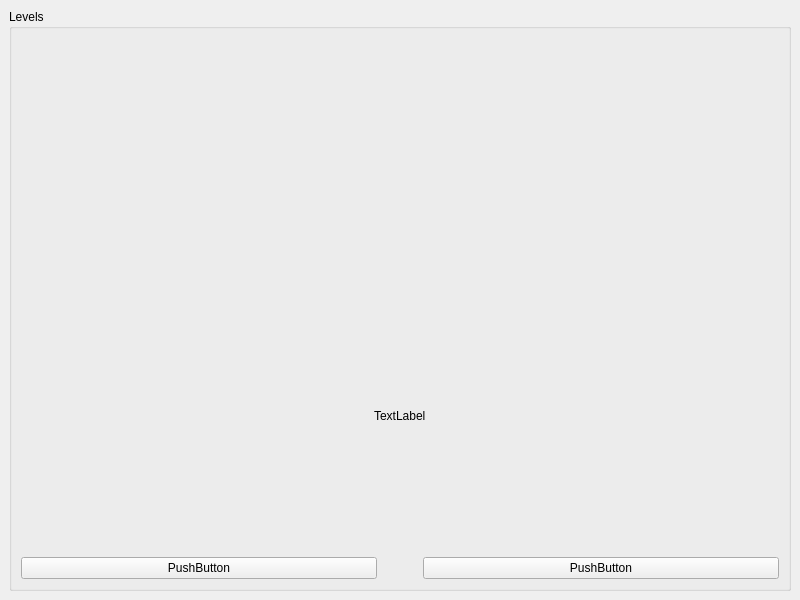
Qt form ui/Matrix.ui (unitedtimur/unigame) before a commit.
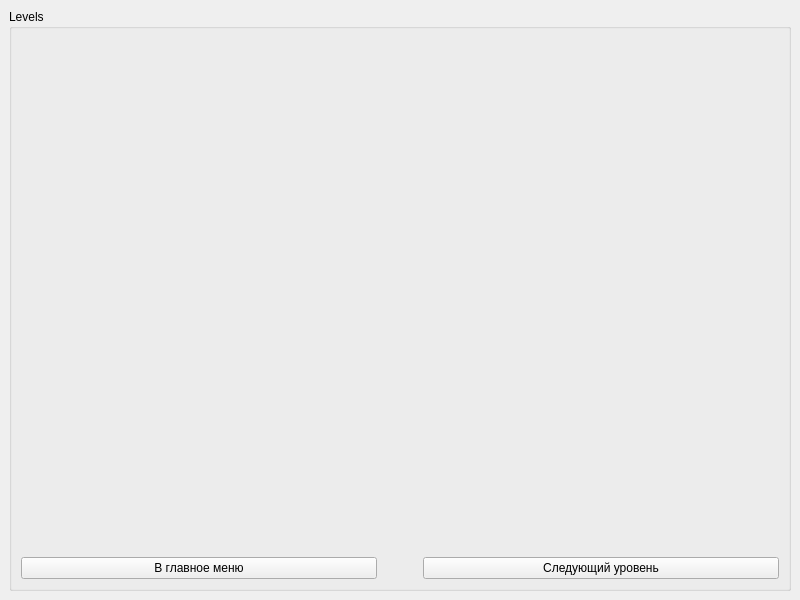
The same form after that commit.

```diff
--- a/ui/Matrix.ui
+++ b/ui/Matrix.ui
@@ -44,7 +44,7 @@
            <item alignment="Qt::AlignHCenter">
             <widget class="QLabel" name="tooltip">
              <property name="text">
-              <string>TextLabel</string>
+              <string/>
              </property>
             </widget>
            </item>
@@ -71,7 +71,7 @@
            <item>
             <widget class="QPushButton" name="nextButton">
              <property name="text">
-              <string>PushButton</string>
+              <string>В главное меню</string>
              </property>
             </widget>
            </item>
@@ -94,7 +94,7 @@
            <item>
             <widget class="QPushButton" name="backButton">
              <property name="text">
-              <string>PushButton</string>
+              <string>Следующий уровень</string>
              </property>
             </widget>
            </item>
```
